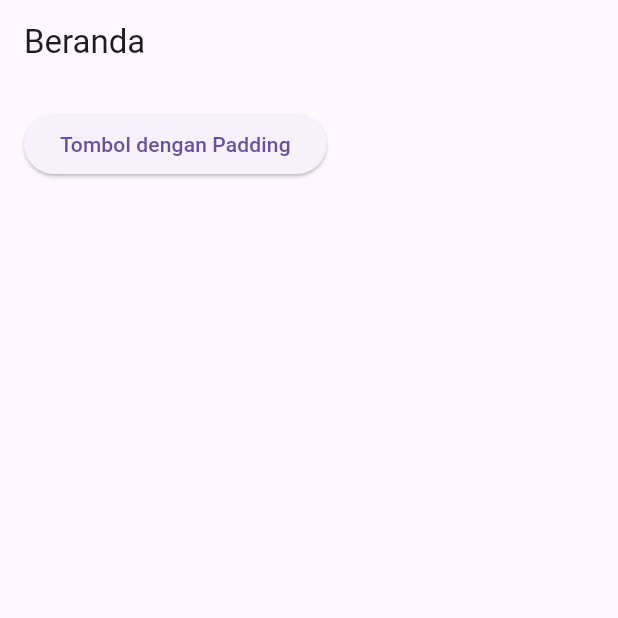
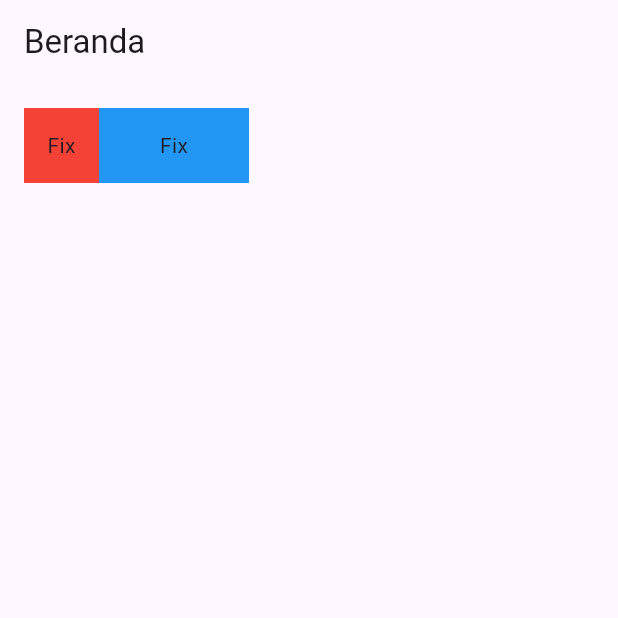
Before and after one commit to abumaryam/basic_flutter, a Flutter app: the screen it shows after launch, on a phone screen of 412 x 824 dp, the top half of it. Run offline on Flutter 3.47's test engine with Material 3 defaults, Android fonts, the phone set to English and light mode, and no system bars.

Commit message:
tanpa expanded

```diff
--- a/lib/main.dart
+++ b/lib/main.dart
@@ -31,9 +31,21 @@ class HomePage extends StatelessWidget {
       ),
       body: Padding(
         padding: const EdgeInsets.all(16.0),
-        child: ElevatedButton(
-          onPressed: () => debugPrint('Test'),
-          child: const Text('Tombol dengan Padding'),
+        child: Row(
+          children: [
+            Container(
+              color: Colors.red,
+              height: 50,
+              width: 50,
+              child: const Center(child: Text('Fix')),
+            ),
+            Container(
+              color: Colors.blue,
+              height: 50,
+              width: 100,
+              child: const Center(child: Text('Fix')),
+            ),
+          ],
         ),
       ),
     );
```
